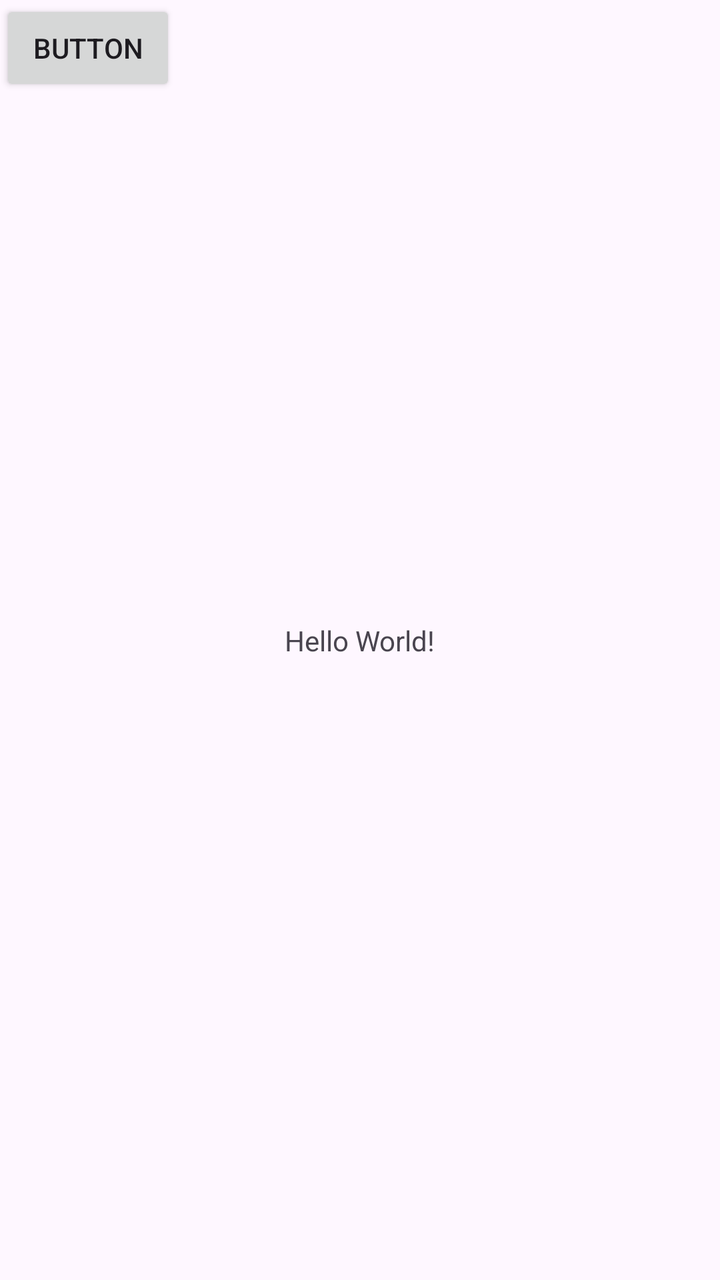
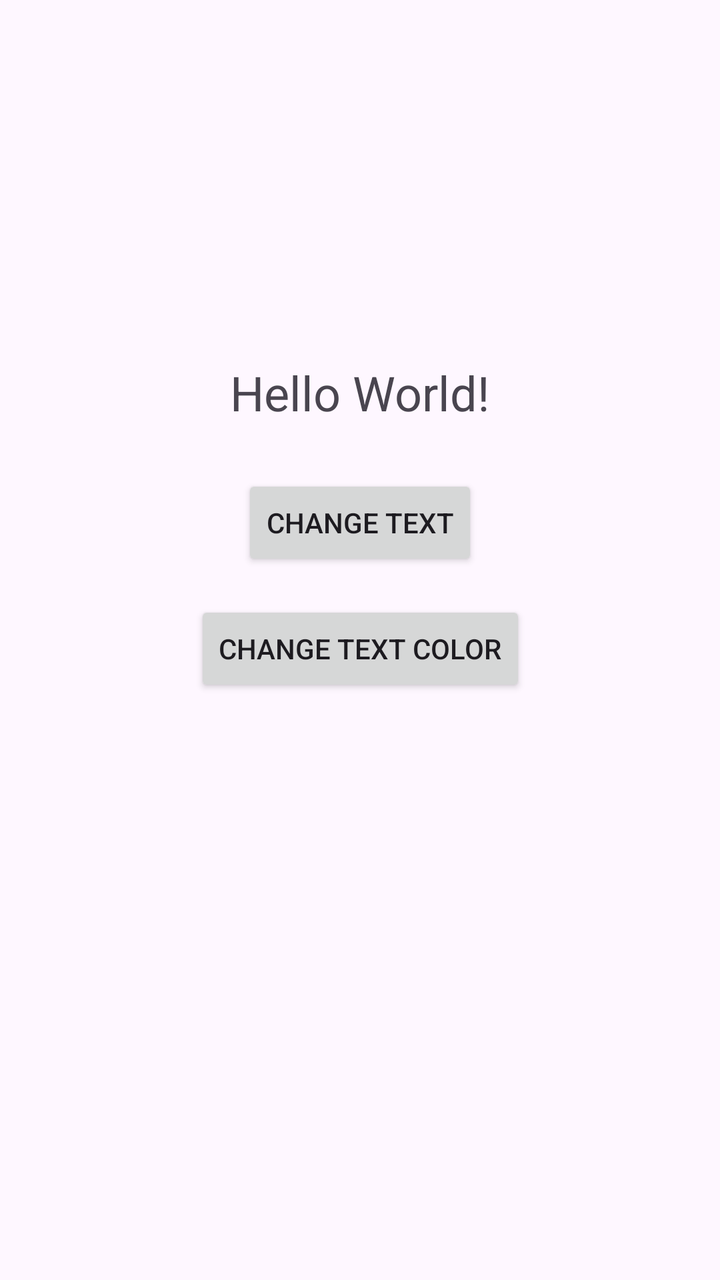

An Android layout rendered at two revisions. The XML below is the earlier revision; the diff shows what the commit changed to produce the second picture.
<!-- AndroidManifest.xml: application theme Theme.BS -->
<!-- res/layout/activity_main.xml -->
<?xml version="1.0" encoding="utf-8"?>
<androidx.constraintlayout.widget.ConstraintLayout xmlns:android="http://schemas.android.com/apk/res/android"
    xmlns:app="http://schemas.android.com/apk/res-auto"
    xmlns:tools="http://schemas.android.com/tools"
    android:id="@+id/main"
    android:layout_width="match_parent"
    android:layout_height="match_parent"
    tools:context=".MainActivity">

    <TextView
        android:id="@+id/textView"
        android:layout_width="wrap_content"
        android:layout_height="wrap_content"
        android:text="Hello World!"
        app:layout_constraintBottom_toBottomOf="parent"
        app:layout_constraintEnd_toEndOf="parent"
        app:layout_constraintStart_toStartOf="parent"
        app:layout_constraintTop_toTopOf="parent" />

    <Button
        android:id="@+id/buttonChangeText"
        android:layout_width="wrap_content"
        android:layout_height="wrap_content"
        android:text="Button"
        tools:layout_editor_absoluteX="161dp"
        tools:layout_editor_absoluteY="406dp" />

</androidx.constraintlayout.widget.ConstraintLayout>
<!-- resources referenced by this layout -->
<resources>
  <style name="Theme.BS" parent="Base.Theme.BS" />
  <style name="Base.Theme.BS" parent="Theme.Material3.DayNight.NoActionBar">
          
          
      </style>
</resources>

<!-- the commit's change to res/layout/activity_main.xml (unified diff, before → after) -->
@@ -1,8 +1,8 @@
 <?xml version="1.0" encoding="utf-8"?>
-<androidx.constraintlayout.widget.ConstraintLayout xmlns:android="http://schemas.android.com/apk/res/android"
+<androidx.constraintlayout.widget.ConstraintLayout
+    xmlns:android="http://schemas.android.com/apk/res/android"
     xmlns:app="http://schemas.android.com/apk/res-auto"
     xmlns:tools="http://schemas.android.com/tools"
-    android:id="@+id/main"
     android:layout_width="match_parent"
     android:layout_height="match_parent"
     tools:context=".MainActivity">
@@ -12,17 +12,30 @@
         android:layout_width="wrap_content"
         android:layout_height="wrap_content"
         android:text="Hello World!"
-        app:layout_constraintBottom_toBottomOf="parent"
+        android:textSize="24sp"
+        app:layout_constraintTop_toTopOf="parent"
+        app:layout_constraintStart_toStartOf="parent"
         app:layout_constraintEnd_toEndOf="parent"
-        app:layout_constraintStart_toStartOf="parent"
-        app:layout_constraintTop_toTopOf="parent" />
+        android:layout_marginTop="180dp" />
 
     <Button
         android:id="@+id/buttonChangeText"
         android:layout_width="wrap_content"
         android:layout_height="wrap_content"
-        android:text="Button"
-        tools:layout_editor_absoluteX="161dp"
-        tools:layout_editor_absoluteY="406dp" />
+        android:text="Change Text"
+        app:layout_constraintTop_toBottomOf="@id/textView"
+        app:layout_constraintStart_toStartOf="parent"
+        app:layout_constraintEnd_toEndOf="parent"
+        android:layout_marginTop="25dp" />
+
+    <Button
+        android:id="@+id/buttonChangeTextColor"
+        android:layout_width="wrap_content"
+        android:layout_height="wrap_content"
+        android:text="Change Text Color"
+        app:layout_constraintTop_toBottomOf="@id/buttonChangeText"
+        app:layout_constraintStart_toStartOf="parent"
+        app:layout_constraintEnd_toEndOf="parent"
+        android:layout_marginTop="15dp" />
 
 </androidx.constraintlayout.widget.ConstraintLayout>
